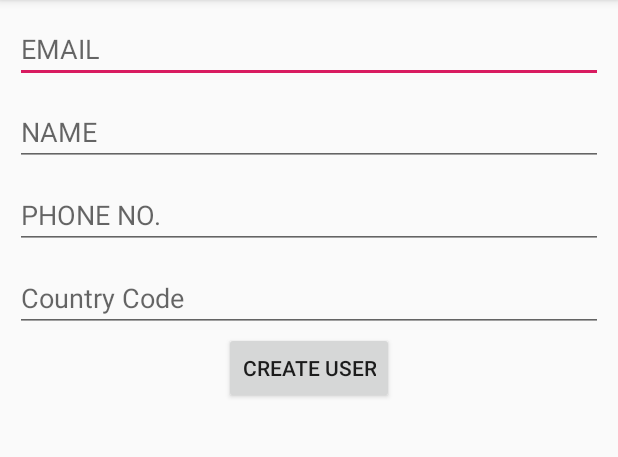
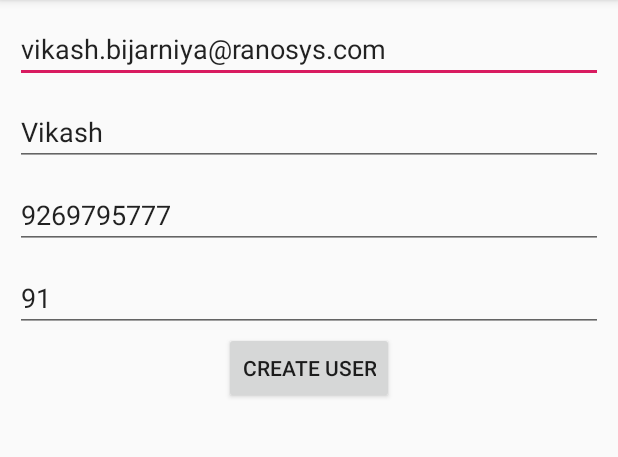
Before and after one commit to akshay-paliwal-rtpl/DF-DocumentCaptureDemo, an Android app: the screen it shows after launch (MainActivity), on a phone screen of 412 x 824 dp, the part 84-541 px from its top. Run offline under Robolectric (Android 15) with nearby library versions, the phone set to English and light mode, and no system bars; libraries missing offline, so code that uses them is left out: com.ranosys.datafornix; 1 statement that could not run was skipped.

Commit message:
resolved issues.

```diff
--- a/app/src/main/java/com/ranosys/df_doccapture_demo/AssetFormActivity.kt
+++ b/app/src/main/java/com/ranosys/df_doccapture_demo/AssetFormActivity.kt
@@ -29,7 +29,7 @@ class AssetFormActivity : AppCompatActivity() {
                 getEditTextValueForKey("middle_name"),
                 getEditTextValueForKey("last_name"),
                 getEditTextValueForKey("nationality"),
-                getEditTextValueForKey("gender"),
+                "Male",
                 getEditTextValueForKey("birth_date"),
                 getEditTextValueForKey("licence_number"),
                 getEditTextValueForKey("issue_date"),
@@ -44,7 +44,7 @@ class AssetFormActivity : AppCompatActivity() {
                 false,
                 40.0,
                 50.0,
-                "Asia"
+                "Africa/Ceuta"
             )
 
             DataFornixSdk.uploadIdentityAsset(
--- a/app/src/main/res/layout/activity_main.xml
+++ b/app/src/main/res/layout/activity_main.xml
@@ -12,6 +12,7 @@
         android:layout_height="wrap_content"
         android:layout_margin="10dp"
         android:hint="EMAIL"
+        android:text="vikash.bijarniya@ranosys.com"
         android:inputType="textEmailAddress"
         app:layout_constraintEnd_toEndOf="parent"
         app:layout_constraintStart_toStartOf="parent"
@@ -23,6 +24,7 @@
         android:layout_height="wrap_content"
         android:layout_margin="10dp"
         android:hint="NAME"
+        android:text="Vikash"
         android:inputType="text"
         app:layout_constraintEnd_toEndOf="parent"
         app:layout_constraintStart_toStartOf="parent"
@@ -34,6 +36,7 @@
         android:layout_height="wrap_content"
         android:layout_margin="10dp"
         android:hint="PHONE NO."
+        android:text="9269795777"
         android:inputType="phone"
         app:layout_constraintEnd_toEndOf="parent"
         app:layout_constraintStart_toStartOf="parent"
@@ -46,6 +49,7 @@
         android:layout_margin="10dp"
         android:hint="Country Code"
         android:inputType="number"
+        android:text="91"
         app:layout_constraintEnd_toEndOf="parent"
         app:layout_constraintStart_toStartOf="parent"
         app:layout_constraintTop_toBottomOf="@id/et_phone_no" />
```
Also changed, not shown: app/src/main/java/com/ranosys/df_doccapture_demo/MainActivity.kt (+9 -7 lines).
